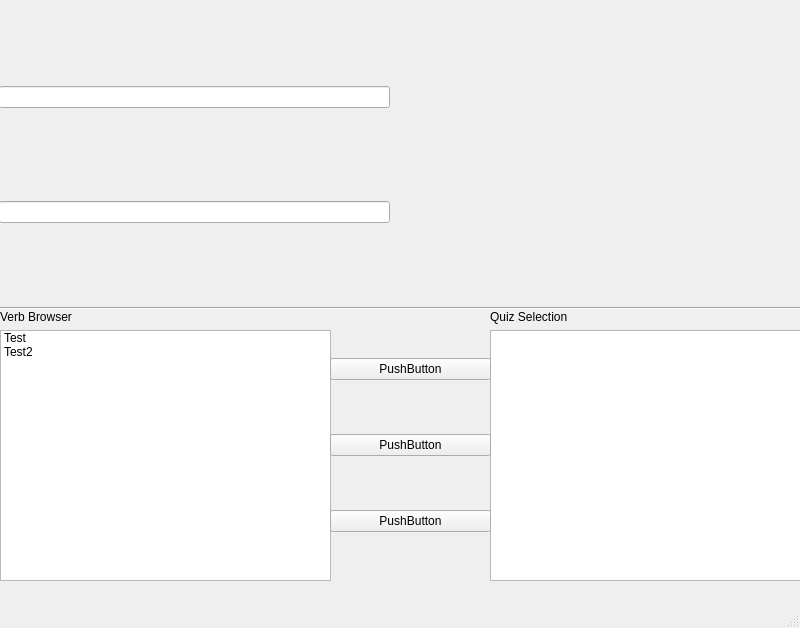
The window that MainWindow.ui (zat0ich1/RuskeyVerbScraper) describes before a commit, drawn with Qt 5.
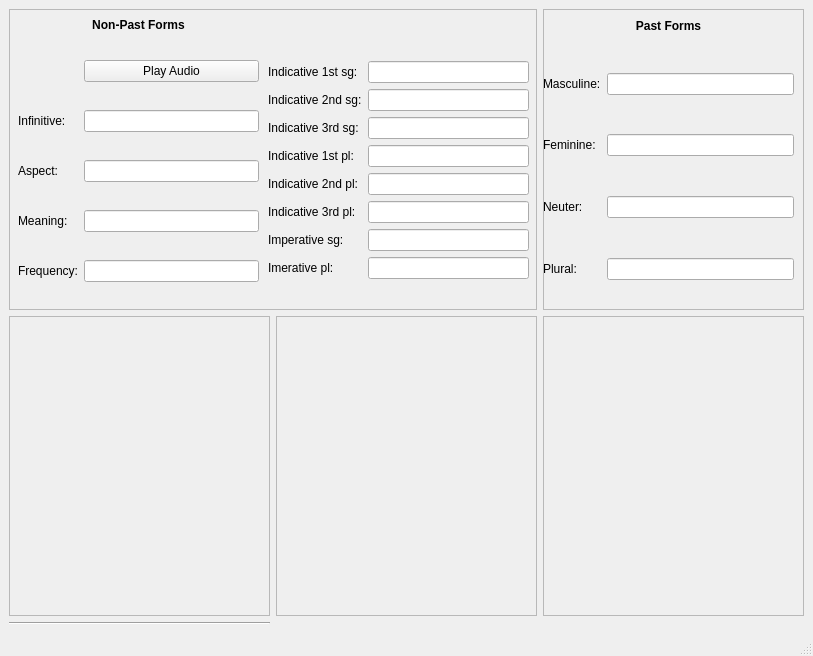
The same window after the commit.

Commit message: better grid layout for main window

Diff of the .ui file:
```diff
--- a/MainWindow.ui
+++ b/MainWindow.ui
@@ -6,146 +6,450 @@
    <rect>
     <x>0</x>
     <y>0</y>
-    <width>800</width>
-    <height>628</height>
+    <width>813</width>
+    <height>656</height>
    </rect>
   </property>
   <property name="windowTitle">
    <string>MainWindow</string>
   </property>
   <widget class="QWidget" name="centralwidget">
-   <widget class="Line" name="line">
-    <property name="geometry">
-     <rect>
-      <x>0</x>
-      <y>300</y>
-      <width>801</width>
-      <height>16</height>
-     </rect>
-    </property>
-    <property name="orientation">
-     <enum>Qt::Horizontal</enum>
-    </property>
-   </widget>
-   <widget class="QWidget" name="gridLayoutWidget">
-    <property name="geometry">
-     <rect>
-      <x>0</x>
-      <y>310</y>
-      <width>331</width>
-      <height>271</height>
-     </rect>
-    </property>
-    <layout class="QGridLayout" name="gridLayout">
-     <item row="0" column="0">
-      <widget class="QLabel" name="label">
-       <property name="text">
-        <string>Verb Browser</string>
+   <layout class="QGridLayout" name="gridLayout">
+    <item row="1" column="1">
+     <widget class="QFrame" name="frame_5">
+      <property name="frameShape">
+       <enum>QFrame::StyledPanel</enum>
+      </property>
+      <property name="frameShadow">
+       <enum>QFrame::Raised</enum>
+      </property>
+     </widget>
+    </item>
+    <item row="0" column="2">
+     <widget class="QFrame" name="frame_2">
+      <property name="frameShape">
+       <enum>QFrame::StyledPanel</enum>
+      </property>
+      <property name="frameShadow">
+       <enum>QFrame::Raised</enum>
+      </property>
+      <widget class="QWidget" name="gridLayoutWidget_3">
+       <property name="geometry">
+        <rect>
+         <x>0</x>
+         <y>10</y>
+         <width>251</width>
+         <height>261</height>
+        </rect>
        </property>
+       <layout class="QGridLayout" name="gridLayout_4">
+        <item row="4" column="1">
+         <widget class="QLineEdit" name="lineEdit_14"/>
+        </item>
+        <item row="2" column="0">
+         <widget class="QLabel" name="label_15">
+          <property name="text">
+           <string>Masculine:</string>
+          </property>
+         </widget>
+        </item>
+        <item row="6" column="0">
+         <widget class="QLabel" name="label_17">
+          <property name="text">
+           <string>Neuter:</string>
+          </property>
+         </widget>
+        </item>
+        <item row="8" column="0">
+         <widget class="QLabel" name="label_18">
+          <property name="text">
+           <string>Plural:</string>
+          </property>
+         </widget>
+        </item>
+        <item row="6" column="1">
+         <widget class="QLineEdit" name="lineEdit_15"/>
+        </item>
+        <item row="2" column="1">
+         <widget class="QLineEdit" name="lineEdit_13"/>
+        </item>
+        <item row="4" column="0">
+         <widget class="QLabel" name="label_16">
+          <property name="text">
+           <string>Feminine:</string>
+          </property>
+         </widget>
+        </item>
+        <item row="0" column="0" colspan="2">
+         <widget class="QLabel" name="label_14">
+          <property name="sizePolicy">
+           <sizepolicy hsizetype="Minimum" vsizetype="Minimum">
+            <horstretch>0</horstretch>
+            <verstretch>0</verstretch>
+           </sizepolicy>
+          </property>
+          <property name="font">
+           <font>
+            <weight>75</weight>
+            <bold>true</bold>
+           </font>
+          </property>
+          <property name="text">
+           <string>Past Forms</string>
+          </property>
+          <property name="alignment">
+           <set>Qt::AlignCenter</set>
+          </property>
+         </widget>
+        </item>
+        <item row="7" column="0">
+         <spacer name="verticalSpacer_3">
+          <property name="orientation">
+           <enum>Qt::Vertical</enum>
+          </property>
+          <property name="sizeHint" stdset="0">
+           <size>
+            <width>20</width>
+            <height>40</height>
+           </size>
+          </property>
+         </spacer>
+        </item>
+        <item row="5" column="0">
+         <spacer name="verticalSpacer_2">
+          <property name="orientation">
+           <enum>Qt::Vertical</enum>
+          </property>
+          <property name="sizeHint" stdset="0">
+           <size>
+            <width>20</width>
+            <height>40</height>
+           </size>
+          </property>
+         </spacer>
+        </item>
+        <item row="8" column="1">
+         <widget class="QLineEdit" name="lineEdit_16"/>
+        </item>
+        <item row="3" column="0">
+         <spacer name="verticalSpacer">
+          <property name="orientation">
+           <enum>Qt::Vertical</enum>
+          </property>
+          <property name="sizeHint" stdset="0">
+           <size>
+            <width>20</width>
+            <height>40</height>
+           </size>
+          </property>
+         </spacer>
+        </item>
+        <item row="1" column="0">
+         <spacer name="verticalSpacer_4">
+          <property name="orientation">
+           <enum>Qt::Vertical</enum>
+          </property>
+          <property name="sizeHint" stdset="0">
+           <size>
+            <width>20</width>
+            <height>40</height>
+           </size>
+          </property>
+         </spacer>
+        </item>
+       </layout>
       </widget>
-     </item>
-     <item row="1" column="0">
-      <widget class="QListWidget" name="listWidget">
-       <item>
-        <property name="text">
-         <string>Test</string>
-        </property>
-        <property name="background">
-         <brush brushstyle="NoBrush">
-          <color alpha="255">
-           <red>0</red>
-           <green>0</green>
-           <blue>0</blue>
-          </color>
-         </brush>
-        </property>
-       </item>
-       <item>
-        <property name="text">
-         <string>Test2</string>
-        </property>
-       </item>
-      </widget>
-     </item>
-    </layout>
-   </widget>
-   <widget class="QWidget" name="gridLayoutWidget_2">
-    <property name="geometry">
-     <rect>
-      <x>490</x>
-      <y>310</y>
-      <width>311</width>
-      <height>271</height>
-     </rect>
-    </property>
-    <layout class="QGridLayout" name="gridLayout_2">
-     <item row="1" column="0">
-      <widget class="QListWidget" name="listWidget_2"/>
-     </item>
-     <item row="0" column="0">
-      <widget class="QLabel" name="label_2">
-       <property name="text">
-        <string>Quiz Selection</string>
+     </widget>
+    </item>
+    <item row="2" column="0">
+     <widget class="Line" name="line">
+      <property name="orientation">
+       <enum>Qt::Horizontal</enum>
+      </property>
+     </widget>
+    </item>
+    <item row="1" column="2">
+     <widget class="QFrame" name="frame_3">
+      <property name="frameShape">
+       <enum>QFrame::StyledPanel</enum>
+      </property>
+      <property name="frameShadow">
+       <enum>QFrame::Raised</enum>
+      </property>
+     </widget>
+    </item>
+    <item row="1" column="0">
+     <widget class="QFrame" name="frame_4">
+      <property name="frameShape">
+       <enum>QFrame::StyledPanel</enum>
+      </property>
+      <property name="frameShadow">
+       <enum>QFrame::Raised</enum>
+      </property>
+     </widget>
+    </item>
+    <item row="0" column="0" colspan="2">
+     <widget class="QFrame" name="frame">
+      <property name="sizePolicy">
+       <sizepolicy hsizetype="Minimum" vsizetype="Minimum">
+        <horstretch>0</horstretch>
+        <verstretch>0</verstretch>
+       </sizepolicy>
+      </property>
+      <property name="frameShape">
+       <enum>QFrame::StyledPanel</enum>
+      </property>
+      <property name="frameShadow">
+       <enum>QFrame::Raised</enum>
+      </property>
+      <widget class="QWidget" name="gridLayoutWidget">
+       <property name="geometry">
+        <rect>
+         <x>9</x>
+         <y>9</y>
+         <width>241</width>
+         <height>264</height>
+        </rect>
        </property>
+       <layout class="QGridLayout" name="gridLayout_2">
+        <item row="6" column="0">
+         <widget class="QLabel" name="label_6">
+          <property name="text">
+           <string>Aspect:</string>
+          </property>
+         </widget>
+        </item>
+        <item row="4" column="0">
+         <widget class="QLabel" name="label">
+          <property name="text">
+           <string>Infinitive:</string>
+          </property>
+         </widget>
+        </item>
+        <item row="6" column="1">
+         <widget class="QLineEdit" name="lineEdit_5"/>
+        </item>
+        <item row="11" column="0">
+         <widget class="QLabel" name="label_5">
+          <property name="text">
+           <string>Frequency:</string>
+          </property>
+         </widget>
+        </item>
+        <item row="8" column="1">
+         <widget class="QLineEdit" name="lineEdit_4"/>
+        </item>
+        <item row="8" column="0">
+         <widget class="QLabel" name="label_3">
+          <property name="text">
+           <string>Meaning:</string>
+          </property>
+         </widget>
+        </item>
+        <item row="2" column="1">
+         <widget class="QPushButton" name="pushButton">
+          <property name="text">
+           <string>Play Audio</string>
+          </property>
+         </widget>
+        </item>
+        <item row="11" column="1">
+         <widget class="QLineEdit" name="lineEdit_3"/>
+        </item>
+        <item row="4" column="1">
+         <widget class="QLineEdit" name="lineEdit"/>
+        </item>
+        <item row="3" column="1">
+         <spacer name="verticalSpacer_6">
+          <property name="orientation">
+           <enum>Qt::Vertical</enum>
+          </property>
+          <property name="sizeHint" stdset="0">
+           <size>
+            <width>20</width>
+            <height>40</height>
+           </size>
+          </property>
+         </spacer>
+        </item>
+        <item row="5" column="1">
+         <spacer name="verticalSpacer_7">
+          <property name="orientation">
+           <enum>Qt::Vertical</enum>
+          </property>
+          <property name="sizeHint" stdset="0">
+           <size>
+            <width>20</width>
+            <height>40</height>
+           </size>
+          </property>
+         </spacer>
+        </item>
+        <item row="7" column="1">
+         <spacer name="verticalSpacer_8">
+          <property name="orientation">
+           <enum>Qt::Vertical</enum>
+          </property>
+          <property name="sizeHint" stdset="0">
+           <size>
+            <width>20</width>
+            <height>40</height>
+           </size>
+          </property>
+         </spacer>
+        </item>
+        <item row="0" column="0" colspan="2">
+         <widget class="QLabel" name="label_8">
+          <property name="font">
+           <font>
+            <weight>75</weight>
+            <bold>true</bold>
+           </font>
+          </property>
+          <property name="text">
+           <string>Non-Past Forms</string>
+          </property>
+          <property name="alignment">
+           <set>Qt::AlignCenter</set>
+          </property>
+         </widget>
+        </item>
+        <item row="1" column="1">
+         <spacer name="verticalSpacer_5">
+          <property name="orientation">
+           <enum>Qt::Vertical</enum>
+          </property>
+          <property name="sizeHint" stdset="0">
+           <size>
+            <width>20</width>
+            <height>40</height>
+           </size>
+          </property>
+         </spacer>
+        </item>
+        <item row="9" column="1">
+         <spacer name="verticalSpacer_9">
+          <property name="orientation">
+           <enum>Qt::Vertical</enum>
+          </property>
+          <property name="sizeHint" stdset="0">
+           <size>
+            <width>20</width>
+            <height>40</height>
+           </size>
+          </property>
+         </spacer>
+        </item>
+       </layout>
       </widget>
-     </item>
-    </layout>
-   </widget>
-   <widget class="QWidget" name="verticalLayoutWidget">
-    <property name="geometry">
-     <rect>
-      <x>330</x>
-      <y>310</y>
-      <width>161</width>
-      <height>271</height>
-     </rect>
-    </property>
-    <layout class="QVBoxLayout" name="verticalLayout">
-     <item>
-      <widget class="QPushButton" name="pushButton_2">
-       <property name="text">
-        <string>PushButton</string>
+      <widget class="QWidget" name="gridLayoutWidget_2">
+       <property name="geometry">
+        <rect>
+         <x>259</x>
+         <y>9</y>
+         <width>261</width>
+         <height>261</height>
+        </rect>
        </property>
+       <layout class="QGridLayout" name="gridLayout_3">
+        <item row="6" column="1">
+         <widget class="QLineEdit" name="lineEdit_12"/>
+        </item>
+        <item row="3" column="0">
+         <widget class="QLabel" name="label_7">
+          <property name="text">
+           <string>Indicative 3rd sg:</string>
+          </property>
+         </widget>
+        </item>
+        <item row="5" column="1">
+         <widget class="QLineEdit" name="lineEdit_11"/>
+        </item>
+        <item row="3" column="1">
+         <widget class="QLineEdit" name="lineEdit_7"/>
+        </item>
+        <item row="6" column="0">
+         <widget class="QLabel" name="label_13">
+          <property name="text">
+           <string>Indicative 3rd pl:</string>
+          </property>
+         </widget>
+        </item>
+        <item row="4" column="0">
+         <widget class="QLabel" name="label_9">
+          <property name="text">
+           <string>Indicative 1st pl:</string>
+          </property>
+         </widget>
+        </item>
+        <item row="5" column="0">
+         <widget class="QLabel" name="label_12">
+          <property name="text">
+           <string>Indicative 2nd pl:</string>
+          </property>
+         </widget>
+        </item>
+        <item row="8" column="1">
+         <widget class="QLineEdit" name="lineEdit_10"/>
+        </item>
+        <item row="1" column="1">
+         <widget class="QLineEdit" name="lineEdit_2"/>
+        </item>
+        <item row="7" column="0">
+         <widget class="QLabel" name="label_10">
+          <property name="text">
+           <string>Imperative sg:</string>
+          </property>
+         </widget>
+        </item>
+        <item row="2" column="0">
+         <widget class="QLabel" name="label_4">
+          <property name="text">
+           <string>Indicative 2nd sg:</string>
+          </property>
+         </widget>
+        </item>
+        <item row="1" column="0">
+         <widget class="QLabel" name="label_2">
+          <property name="text">
+           <string>Indicative 1st sg:</string>
+          </property>
+         </widget>
+        </item>
+        <item row="4" column="1">
+         <widget class="QLineEdit" name="lineEdit_8"/>
+        </item>
+        <item row="2" column="1">
+         <widget class="QLineEdit" name="lineEdit_6"/>
+        </item>
+        <item row="8" column="0">
+         <widget class="QLabel" name="label_11">
+          <property name="text">
+           <string>Imerative pl:</string>
+          </property>
+         </widget>
+        </item>
+        <item row="7" column="1">
+         <widget class="QLineEdit" name="lineEdit_9"/>
+        </item>
+        <item row="0" column="0">
+         <spacer name="verticalSpacer_10">
+          <property name="orientation">
+           <enum>Qt::Vertical</enum>
+          </property>
+          <property name="sizeHint" stdset="0">
+           <size>
+            <width>20</width>
+            <height>40</height>
+           </size>
+          </property>
+         </spacer>
+        </item>
+       </layout>
       </widget>
-     </item>
-     <item>
-      <widget class="QPushButton" name="pushButton_3">
-       <property name="text">
-        <string>PushButton</string>
-       </property>
-      </widget>
-     </item>
-     <item>
-      <widget class="QPushButton" name="pushButton">
-       <property name="text">
-        <string>PushButton</string>
-       </property>
-      </widget>
-     </item>
-    </layout>
-   </widget>
-   <widget class="QWidget" name="horizontalLayoutWidget">
-    <property name="geometry">
-     <rect>
-      <x>-1</x>
-      <y>-1</y>
-      <width>391</width>
-      <height>311</height>
-     </rect>
-    </property>
-    <layout class="QHBoxLayout" name="horizontalLayout">
-     <item>
-      <layout class="QVBoxLayout" name="verticalLayout_2">
-       <item>
-        <widget class="QLineEdit" name="lineEdit_4"/>
-       </item>
-       <item>
-        <widget class="QLineEdit" name="lineEdit_2"/>
-       </item>
-      </layout>
-     </item>
-    </layout>
-   </widget>
+     </widget>
+    </item>
+   </layout>
   </widget>
   <widget class="QMenuBar" name="menubar">
    <property name="geometry">
```
Left out of the diff: 4 changed lines with no effect on the pictures.
